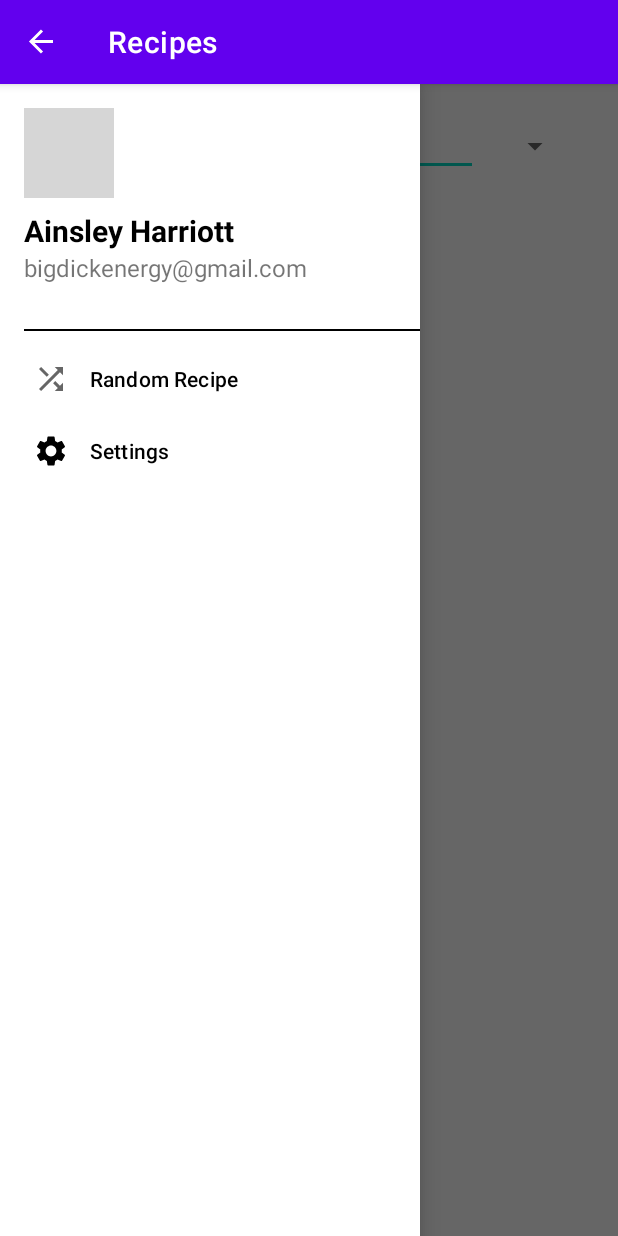
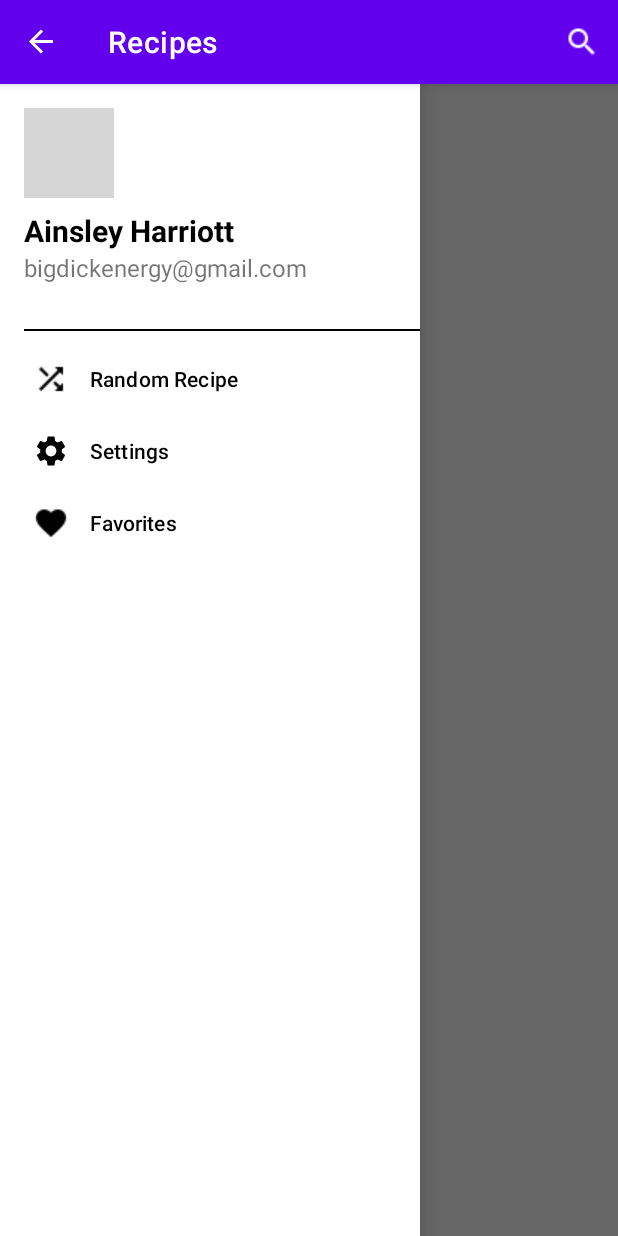
Before and after one commit to andrewwilli/Recipes, an Android app: the screen it shows after launch (MainActivity), with the side drawer open, on a phone screen of 412 x 824 dp. Run offline under Robolectric (Android 15) with nearby library versions, the phone set to English and light mode, and no system bars; our stand-ins replace CircleImageView; 4 statements that could not run were skipped; grey boxes are pictures that could not be loaded.

```diff
--- a/app/build.gradle
+++ b/app/build.gradle
@@ -55,4 +55,5 @@ dependencies {
     testImplementation 'junit:junit:4.13.2'
     androidTestImplementation 'androidx.test.ext:junit:1.1.3'
     androidTestImplementation 'androidx.test.espresso:espresso-core:3.4.0'
+    implementation 'com.squareup.picasso:picasso:2.8'
 }
--- a/app/src/main/java/com/example/recipes/MainActivity.kt
+++ b/app/src/main/java/com/example/recipes/MainActivity.kt
@@ -1,10 +1,11 @@
 package com.example.recipes
 
-import androidx.appcompat.app.AppCompatActivity
 import android.os.Bundle
+import android.view.Menu
 import android.view.MenuItem
 import android.widget.Toast
 import androidx.appcompat.app.ActionBarDrawerToggle
+import androidx.appcompat.app.AppCompatActivity
 import androidx.drawerlayout.widget.DrawerLayout
 import com.google.android.material.navigation.NavigationView
 class MainActivity : AppCompatActivity() {
@@ -40,6 +41,10 @@ class MainActivity : AppCompatActivity() {
 
     }
 
+    override fun onCreateOptionsMenu(menu: Menu?): Boolean {
+        menuInflater.inflate(R.menu.top_bar_menu,menu)
+        return super.onCreateOptionsMenu(menu)
+    }
     override fun onOptionsItemSelected(item: MenuItem): Boolean {
 
         if (toggle.onOptionsItemSelected(item)){
--- a/app/src/main/java/com/example/recipes/model/RandomRecipe.kt
+++ b/app/src/main/java/com/example/recipes/model/RandomRecipe.kt
@@ -2,4 +2,4 @@ package com.example.recipes.model
 import kotlinx.serialization.Serializable
 
 @Serializable
-data class RandomRecipe(val title: String, val readyInMinutes: String)
+data class RandomRecipe(val id:String, val title: String, val readyInMinutes: String, val image:String)
--- a/app/src/main/res/layout/activity_main.xml
+++ b/app/src/main/res/layout/activity_main.xml
@@ -9,31 +9,21 @@
     tools:context=".MainActivity"
     >
 
-<androidx.constraintlayout.widget.ConstraintLayout xmlns:android="http://schemas.android.com/apk/res/android"
+<androidx.constraintlayout.widget.ConstraintLayout
+    xmlns:android="http://schemas.android.com/apk/res/android"
     xmlns:app="http://schemas.android.com/apk/res-auto"
     xmlns:tools="http://schemas.android.com/tools"
     android:layout_width="match_parent"
     android:layout_height="match_parent"
 >
 
-    <androidx.fragment.app.FragmentContainerView
-        android:id="@+id/fragmentContainerView"
-        android:name="com.example.recipes.fragments.HeaderFragment"
-        android:layout_width="407dp"
-        android:layout_height="139dp"
-        app:layout_constraintBottom_toTopOf="@+id/fragmentContainerView4"
-        app:layout_constraintEnd_toEndOf="parent"
-        app:layout_constraintHorizontal_bias="0.25"
-        app:layout_constraintStart_toStartOf="parent"
-        app:layout_constraintTop_toTopOf="parent"
-        app:layout_constraintVertical_bias="0.027"
-        tools:layout="@layout/fragment_header" />
+
 
     <androidx.fragment.app.FragmentContainerView
         android:id="@+id/fragmentContainerView4"
         android:name="com.example.recipes.fragments.RecipFragment"
-        android:layout_width="409dp"
-        android:layout_height="556dp"
+        android:layout_width="match_parent"
+        android:layout_height="match_parent"
         app:layout_constraintBottom_toBottomOf="parent"
         app:layout_constraintEnd_toEndOf="parent"
         app:layout_constraintStart_toStartOf="parent"
--- a/app/src/main/res/menu/nav_menu.xml
+++ b/app/src/main/res/menu/nav_menu.xml
@@ -9,7 +9,7 @@
     <item
         android:id="@+id/nav_randomize"
         android:title="Random Recipe"
-        android:icon="@drawable/ic_baseline_randomize_24"/>
+        android:icon="@drawable/shuffle"/>
 
 
     <item
@@ -17,5 +17,8 @@
         android:icon="@drawable/ic_baseline_settings_24"
         android:title="Settings"/>
 
-
+    <item
+        android:id="@+id/nav_favorites"
+        android:icon="@drawable/heart"
+        android:title="Favorites"/>
 </menu>
--- /dev/null
+++ b/app/src/main/res/menu/top_bar_menu.xml
@@ -0,0 +1,13 @@
+<?xml version="1.0" encoding="utf-8"?>
+    <menu xmlns:android="http://schemas.android.com/apk/res/android"
+        xmlns:app="http://schemas.android.com/apk/res-auto"
+        xmlns:tools="http://schemas.android.com/tools">
+
+        <item
+            android:id="@+id/top_bar_search"
+            android:icon="@drawable/magnify"
+            android:title="Search"
+            app:showAsAction="ifRoom" />
+
+
+    </menu>
```
Also changed, not shown: app/src/main/java/com/example/recipes/RequestManager.kt (+7 -10 lines), app/src/main/java/com/example/recipes/fragments/MyRecipRecyclerViewAdapter.kt (+11 -8 lines), app/src/main/java/com/example/recipes/fragments/RecipFragment.kt (+5 -5 lines), app/src/main/res/layout/fragment_item.xml (+13 -8 lines), app/src/main/res/drawable/heart.png (added), app/src/main/res/drawable/magnify.png (added), app/src/main/res/drawable/shuffle.png (added).
